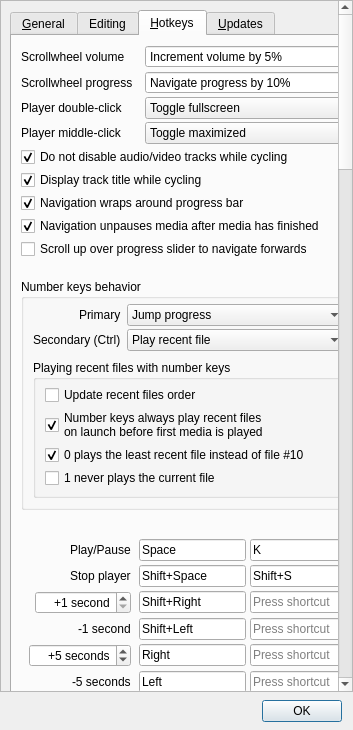
First picture: the form in bin/window_settings.ui, repository thisismy-github/pyplayer, before the edit.
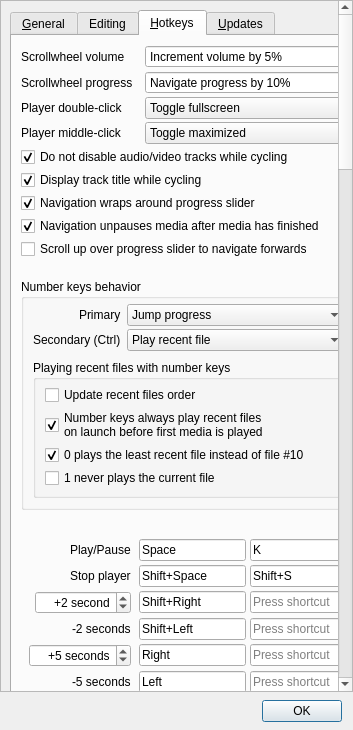
Second picture: the form after the edit. The open tabs and pages were chosen to show the change. Custom widgets are drawn as their Qt base class.

Commit message: Added more ways to change volume, settings cleanup

The edit to the form file:
```diff
--- a/bin/window_settings.ui
+++ b/bin/window_settings.ui
@@ -4610,7 +4610,7 @@
 (default hotkey), you'll be placed back at the start.</string>
                </property>
                <property name="text">
-                <string>Navigation wraps around progress bar</string>
+                <string>Navigation wraps around progress slider</string>
                </property>
                <property name="checked">
                 <bool>true</bool>
@@ -4954,6 +4954,9 @@
                <property name="maximum">
                 <number>600</number>
                </property>
+               <property name="value">
+                <number>2</number>
+               </property>
               </widget>
              </item>
              <item row="2" column="1">
@@ -4976,7 +4979,7 @@
              <item row="3" column="0">
               <widget class="QLabel" name="labelNavigation1">
                <property name="text">
-                <string>-1 second</string>
+                <string>-2 seconds</string>
                </property>
               </widget>
              </item>
```
Left out of the diff: 230 changed lines with no effect on the pictures. The commit also changes 4 other files.
